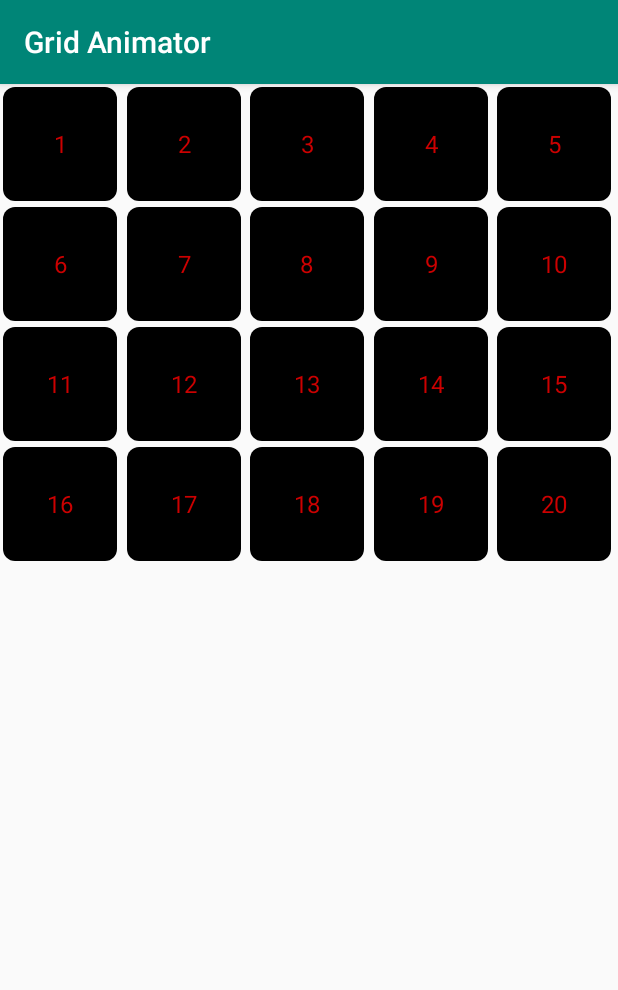
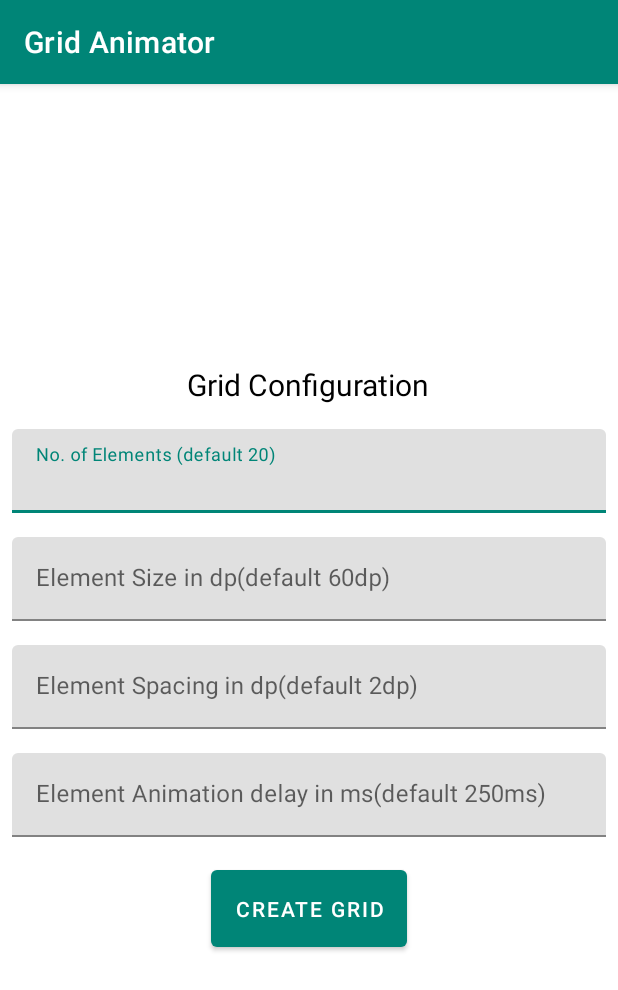
Before and after one commit to therealshabi/GridAnimator, an Android app: the screen it shows after launch (MainActivity before the commit, ConfigurationActivity after it), on a phone screen of 412 x 824 dp. Shown: the top 990 px of the screen. Run offline under Robolectric (Android 15) with nearby library versions, the phone set to English and light mode, and no system bars.

Commit message:
Create configuration activity

```diff
--- a/app/build.gradle
+++ b/app/build.gradle
@@ -25,7 +25,7 @@ android {
 
 dependencies {
     implementation fileTree(dir: 'libs', include: ['*.jar'])
-    implementation"org.jetbrains.kotlin:kotlin-stdlib-jdk7:$kotlin_version"
+    implementation "org.jetbrains.kotlin:kotlin-stdlib-jdk7:$kotlin_version"
     implementation 'androidx.appcompat:appcompat:1.1.0'
     implementation 'com.google.android.material:material:1.2.0-alpha01'
     implementation 'androidx.core:core-ktx:1.1.0'
--- a/app/src/main/AndroidManifest.xml
+++ b/app/src/main/AndroidManifest.xml
@@ -9,13 +9,14 @@
         android:roundIcon="@mipmap/ic_launcher_round"
         android:supportsRtl="true"
         android:theme="@style/AppTheme">
-        <activity android:name=".MainActivity">
+        <activity android:name=".ConfigurationActivity" >
             <intent-filter>
                 <action android:name="android.intent.action.MAIN" />
 
                 <category android:name="android.intent.category.LAUNCHER" />
             </intent-filter>
         </activity>
+        <activity android:name=".GridActivity" />
     </application>
 
 </manifest>
--- a/app/src/main/java/com/example/gridanimator/AutoFitRecyclerAdapter.kt
+++ b/app/src/main/java/com/example/gridanimator/AutoFitRecyclerAdapter.kt
@@ -20,7 +20,7 @@ class AutoFitRecyclerAdapter(private val gridElements: ArrayList<Int>) :
     override fun onCreateViewHolder(parent: ViewGroup, viewType: Int): AutoFitViewHolder {
         val view = LayoutInflater.from(parent.context)
             .inflate(R.layout.grid_element, parent, false)
-        val params = UIUtilility.dpToPixels(parent.context, MainActivity.elementSize.toFloat())
+        val params = UIUtilility.dpToPixels(parent.context, GridActivity.elementSize.toFloat())
         view.layoutParams = ViewGroup.LayoutParams(params.toInt(), params.toInt())
         return AutoFitViewHolder(view)
     }
--- /dev/null
+++ b/app/src/main/res/layout/activity_configuration.xml
@@ -0,0 +1,82 @@
+<?xml version="1.0" encoding="utf-8"?>
+<LinearLayout xmlns:android="http://schemas.android.com/apk/res/android"
+    xmlns:tools="http://schemas.android.com/tools"
+    android:layout_width="match_parent"
+    android:layout_height="match_parent"
+    android:layout_gravity="center"
+    android:gravity="center"
+    android:orientation="vertical"
+    tools:context=".ConfigurationActivity">
+
+    <TextView
+        android:layout_width="wrap_content"
+        android:layout_height="wrap_content"
+        android:text="@string/grid_configuration_text"
+        android:textColor="@android:color/black"
+        android:layout_margin="8dp"
+        android:textSize="20sp" />
+
+    <com.google.android.material.textfield.TextInputLayout
+        android:layout_width="match_parent"
+        android:layout_height="wrap_content"
+        android:layout_margin="8dp"
+        android:hint="@string/hint_element_number">
+
+        <com.google.android.material.textfield.TextInputEditText
+            android:id="@+id/elementNumberEditText"
+            android:layout_width="match_parent"
+            android:layout_height="wrap_content"
+            android:importantForAutofill="no"
+            android:inputType="number" />
+    </com.google.android.material.textfield.TextInputLayout>
+
+    <com.google.android.material.textfield.TextInputLayout
+        android:layout_width="match_parent"
+        android:layout_height="wrap_content"
+        android:layout_margin="8dp"
+        android:hint="@string/hint_element_size">
+
+        <com.google.android.material.textfield.TextInputEditText
+            android:id="@+id/elementSizeEditText"
+            android:layout_width="match_parent"
+            android:layout_height="wrap_content"
+            android:importantForAutofill="no"
+            android:inputType="number" />
+    </com.google.android.material.textfield.TextInputLayout>
+
+    <com.google.android.material.textfield.TextInputLayout
+        android:layout_width="match_parent"
+        android:layout_height="wrap_content"
+        android:layout_margin="8dp"
+        android:hint="@string/hint_element_spacing">
+
+        <com.google.android.material.textfield.TextInputEditText
+            android:id="@+id/elementSpacingEditText"
+            android:layout_width="match_parent"
+            android:layout_height="wrap_content"
+            android:importantForAutofill="no"
+            android:inputType="number" />
+    </com.google.android.material.textfield.TextInputLayout>
+
+    <com.google.android.material.textfield.TextInputLayout
+        android:layout_width="match_parent"
+        android:layout_margin="8dp"
+        android:hint="@string/hint_element_animation"
+        android:layout_height="wrap_content">
+
+        <com.google.android.material.textfield.TextInputEditText
+            android:id="@+id/elementAnimationSpeedEditText"
+            android:layout_width="match_parent"
+            android:layout_height="match_parent"
+            android:importantForAutofill="no"
+            android:inputType="number" />
+    </com.google.android.material.textfield.TextInputLayout>
+
+    <Button
+        android:id="@+id/createGridButton"
+        android:layout_width="wrap_content"
+        android:layout_height="wrap_content"
+        android:layout_margin="8dp"
+        android:padding="16dp"
+        android:text="@string/create_grid_text" />
+</LinearLayout>
--- a/app/src/main/res/values/strings.xml
+++ b/app/src/main/res/values/strings.xml
@@ -1,3 +1,9 @@
 <resources>
     <string name="app_name">Grid Animator</string>
+    <string name="hint_element_number">No. of Elements (default 20)</string>
+    <string name="hint_element_size">Element Size in dp(default 60dp)</string>
+    <string name="hint_element_spacing">Element Spacing in dp(default 2dp)</string>
+    <string name="hint_element_animation">Element Animation delay in ms(default 250ms)</string>
+    <string name="create_grid_text">CREATE GRID</string>
+    <string name="grid_configuration_text">Grid Configuration</string>
 </resources>
--- a/app/src/main/res/values/styles.xml
+++ b/app/src/main/res/values/styles.xml
@@ -1,7 +1,7 @@
 <resources>
 
     <!-- Base application theme. -->
-    <style name="AppTheme" parent="Theme.AppCompat.Light.DarkActionBar">
+    <style name="AppTheme" parent="Theme.MaterialComponents.Light.DarkActionBar">
         <!-- Customize your theme here. -->
         <item name="colorPrimary">@color/colorPrimary</item>
         <item name="colorPrimaryDark">@color/colorPrimaryDark</item>
```
Also changed, not shown: app/src/main/java/com/example/gridanimator/AppConfig.kt (added, +9 -0 lines), app/src/main/java/com/example/gridanimator/ConfigurationActivity.kt (added, +43 -0 lines), app/src/main/java/com/example/gridanimator/GridActivity.kt (renamed from app/src/main/java/com/example/gridanimator/MainActivity.kt, +8 -1 lines).
